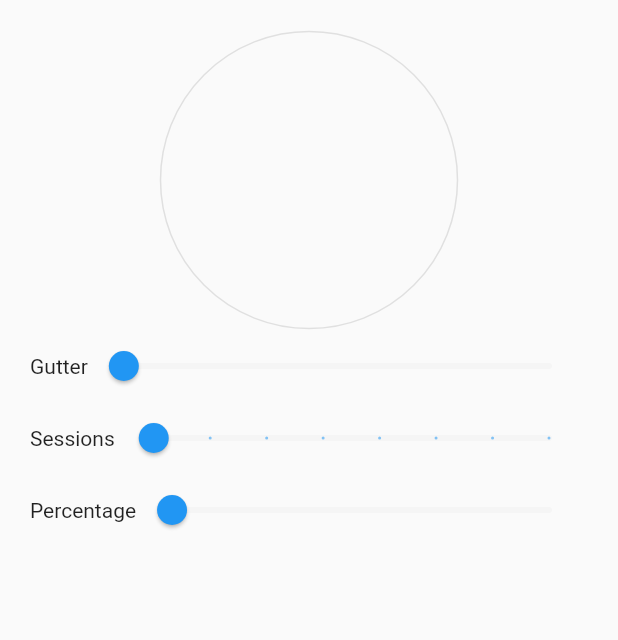
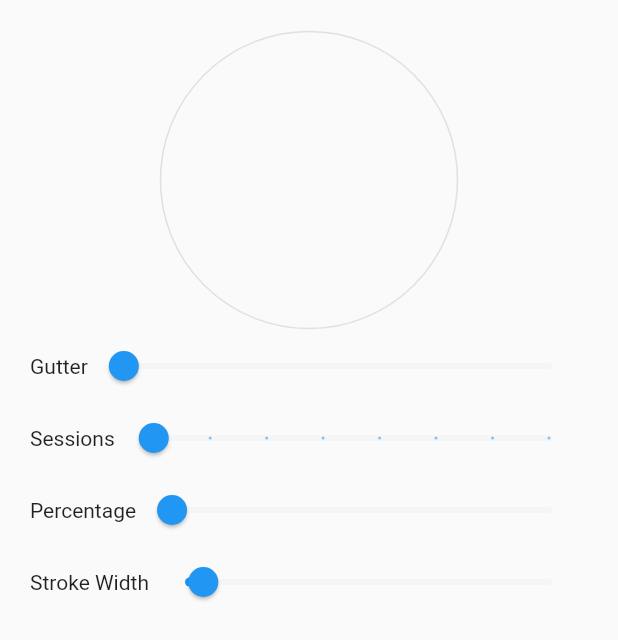
Before and after one commit to savioserra/progress_indicator, a Flutter app: the screen it shows after launch, on a phone screen of 412 x 824 dp. Shown: the top 640 px of the screen. Run offline on Flutter 3.47's test engine with Material 2 defaults, Android fonts, the phone set to English and light mode, and no system bars.

Commit message:
Added stroke width slider

```diff
--- a/lib/main.dart
+++ b/lib/main.dart
@@ -24,8 +24,9 @@ class Home extends StatefulWidget {
 
 class HomeState extends State<Home> {
   double gutter = 0.0;
+  double percentage = 0;
+  double strokeWidth = 1;
   int sessions = 1;
-  double percentage = 0;
 
   @override
   Widget build(BuildContext context) {
@@ -44,7 +45,7 @@ class HomeState extends State<Home> {
                     currentPercentage: percentage,
                     gutter: gutter,
                     sessions: sessions,
-                    strokeWidth: 1,
+                    strokeWidth: strokeWidth,
                   ),
                   size: Size(200, 200),
                 ),
@@ -86,6 +87,19 @@ class HomeState extends State<Home> {
                       value: percentage,
                       inactiveColor: Colors.grey[100],
                       onChanged: (v) => setState(() => percentage = v),
+                    ),
+                  ),
+                ],
+              ),
+              Row(
+                children: [
+                  Text("Stroke Width"),
+                  Expanded(
+                    child: Slider(
+                      value: strokeWidth,
+                      max: 20,
+                      inactiveColor: Colors.grey[100],
+                      onChanged: (v) => setState(() => strokeWidth = v),
                     ),
                   ),
                 ],
```
